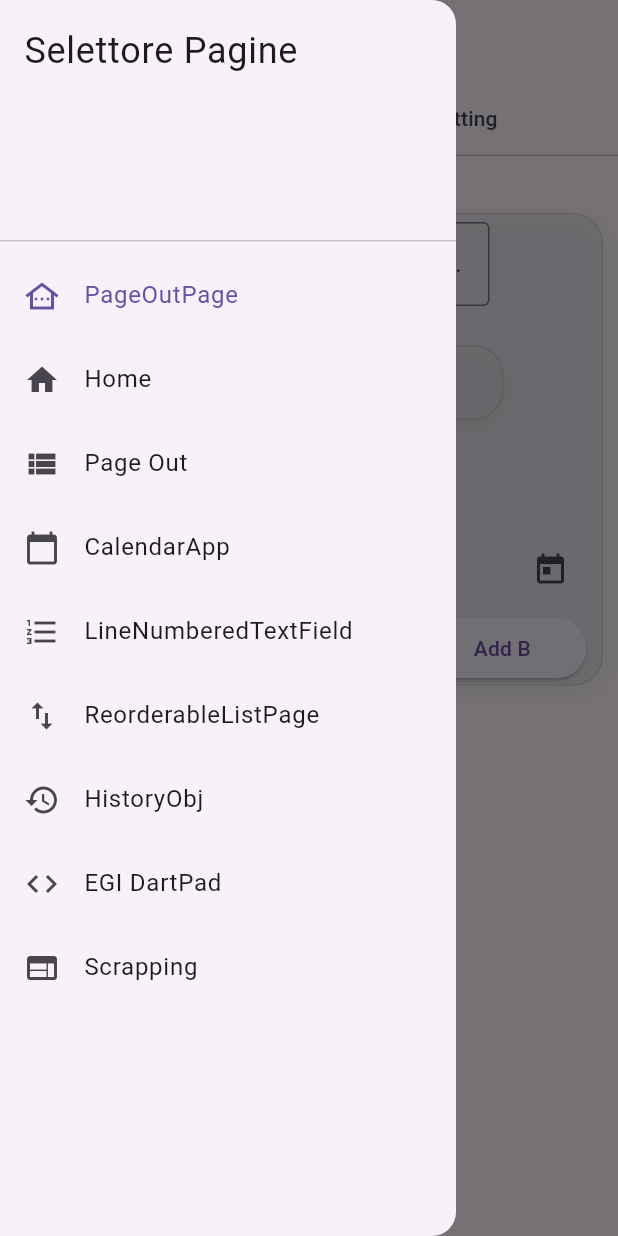
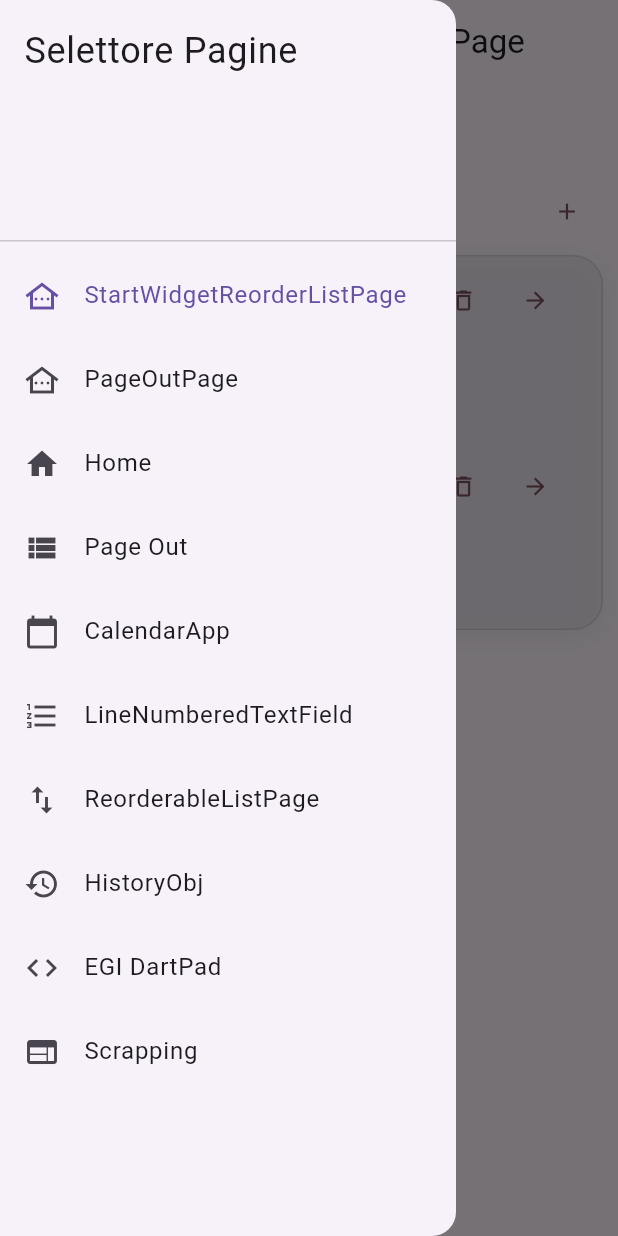
Before and after one commit to Sebastiano1997/test_unique, a Flutter app: the screen it shows after launch, with the side drawer open, on a phone screen of 412 x 824 dp. Run offline on Flutter 3.47's test engine with Material 3 defaults, Android fonts, the phone set to English and light mode, and no system bars; our stand-ins replace permission_handler, shared_preferences, vibration; missing offline and left inert: android_alarm_manager_plus.

Commit message:
Updated management_list_translation.dart

```diff
--- a/lib/ReorderableListPage.dart
+++ b/lib/ReorderableListPage.dart
@@ -8,14 +8,14 @@ const uuid = Uuid();
 
 void main() {
   runApp(
-      StartWidget(
+      StartWidgetReorderListPage(
           child: MyAppReorderableListPage()
       )
   );
 }
 
-class StartWidget  extends StatelessWidget{
-  StartWidget({super.key, required this.child});
+class StartWidgetReorderListPage  extends StatelessWidget{
+  StartWidgetReorderListPage({super.key, required this.child});
   Widget child;
   @override
   Widget build(BuildContext context) {
--- a/lib/main.dart
+++ b/lib/main.dart
@@ -1,4 +1,5 @@
 import 'package:flutter/material.dart';
+import 'management_list_translation.dart';
 import 'pages/PageOut/ui/PageOutPage.dart';
 import 'pages/CalendarApp/ui/CalendarApp.dart';
 import 'pages/ReorderableListPage/ui/ReorderableListPage.dart';
@@ -39,17 +40,18 @@ class MainShell extends StatefulWidget {
 class _MainShellState extends State<MainShell> {
   int _selectedIndex = 0;
 
-  final List<PageDescriptor> _pages = const [
-    PageDescriptor(title: 'PageOutPage', icon: Icons.other_houses_outlined, page: PageOutPage()),
-    PageDescriptor(title: 'Home', icon: Icons.home, page: _HomePlaceholder()),
-    PageDescriptor(title: 'Page Out', icon: Icons.view_list, page: PageOutPage()),
+  final List<PageDescriptor> _pages = [
+    PageDescriptor(title: 'StartWidgetReorderListPage', icon: Icons.other_houses_outlined, page: ManagementListExamplePage() ),
+    const PageDescriptor(title: 'PageOutPage', icon: Icons.other_houses_outlined, page: PageOutPage()),
+    const PageDescriptor(title: 'Home', icon: Icons.home, page: _HomePlaceholder()),
+    const PageDescriptor(title: 'Page Out', icon: Icons.view_list, page: PageOutPage()),
     //PageDescriptor(title: 'AlarmManagerExampleApp', icon: Icons.alarm, page: AlarmManagerExampleApp()),
-    PageDescriptor(title: 'CalendarApp', icon: Icons.calendar_today, page: CalendarApp()),
-    PageDescriptor(title: 'LineNumberedTextField', icon: Icons.format_list_numbered, page: LineNumberedTextField2()),
-    PageDescriptor(title: 'ReorderableListPage', icon: Icons.swap_vert, page: ReorderableListPage()),
-    PageDescriptor(title: 'HistoryObj', icon: Icons.history, page: HistoryObjPage()),
-    PageDescriptor(title: 'EGI DartPad', icon: Icons.code, page: EgiDartPad()),
-    PageDescriptor(title: 'Scrapping', icon: Icons.web, page: ScrappingPage()),
+    const PageDescriptor(title: 'CalendarApp', icon: Icons.calendar_today, page: CalendarApp()),
+    const PageDescriptor(title: 'LineNumberedTextField', icon: Icons.format_list_numbered, page: LineNumberedTextField2()),
+    const PageDescriptor(title: 'ReorderableListPage', icon: Icons.swap_vert, page: ReorderableListPage()),
+    const PageDescriptor(title: 'HistoryObj', icon: Icons.history, page: HistoryObjPage()),
+    const PageDescriptor(title: 'EGI DartPad', icon: Icons.code, page: EgiDartPad()),
+    const PageDescriptor(title: 'Scrapping', icon: Icons.web, page: ScrappingPage()),
   ];
 
   @override
--- a/lib/management_list_translation.dart
+++ b/lib/management_list_translation.dart
@@ -47,7 +47,17 @@ class ManagementList<T extends IItemForManagement> extends StatelessWidget {
           IconButton(
             icon: const Icon(Icons.arrow_forward),
             tooltip: 'open item',
-            onPressed: () {},
+            onPressed: () {
+              showDialog(
+                context: context,
+                builder: (context) => Dialog(
+                  child: Padding(
+                    padding: const EdgeInsets.all(20),
+                    child:ManagementItem(item: item, adu: adu, child: Text("...."),)
+                  ),
+                ),
+              );
+            },
           ),
         ],
         children: [
@@ -149,7 +159,7 @@ class ManagementListExamplePage extends StatelessWidget {
 
 void main() {
   runApp(
-    const MaterialApp(
+    MaterialApp(
       debugShowCheckedModeBanner: false,
       home: ManagementListExamplePage(),
     ),
```
